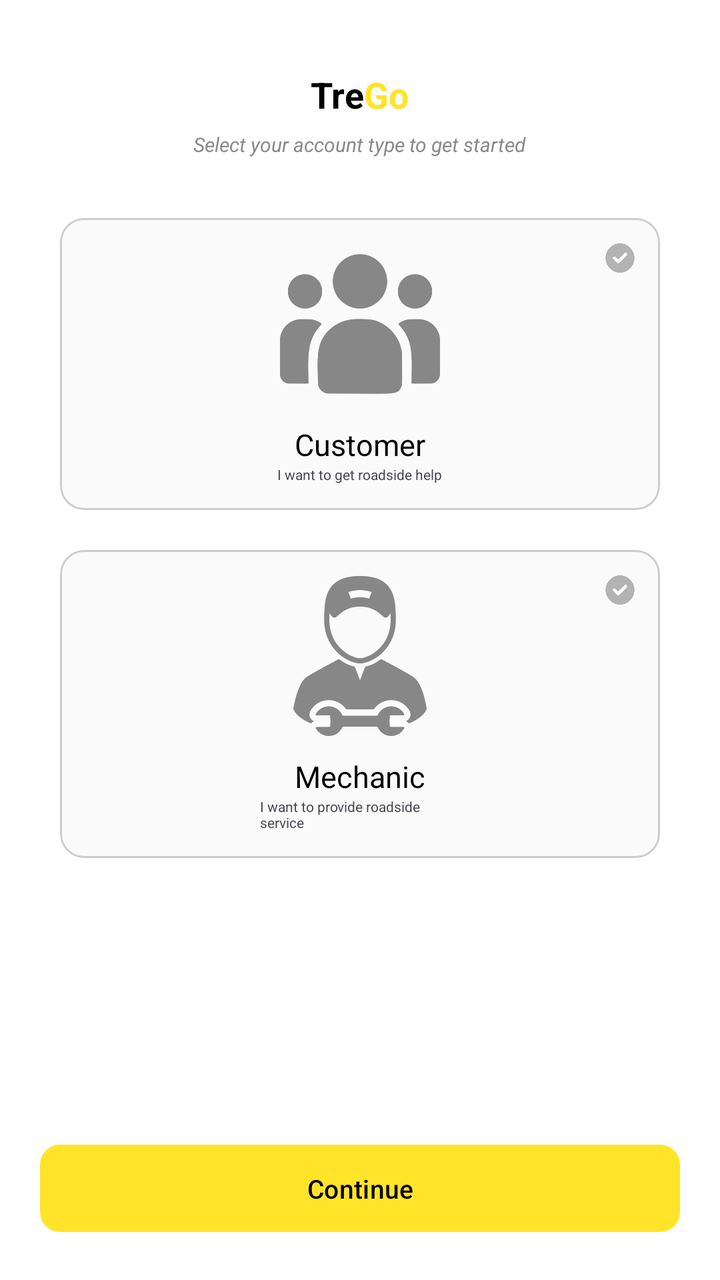
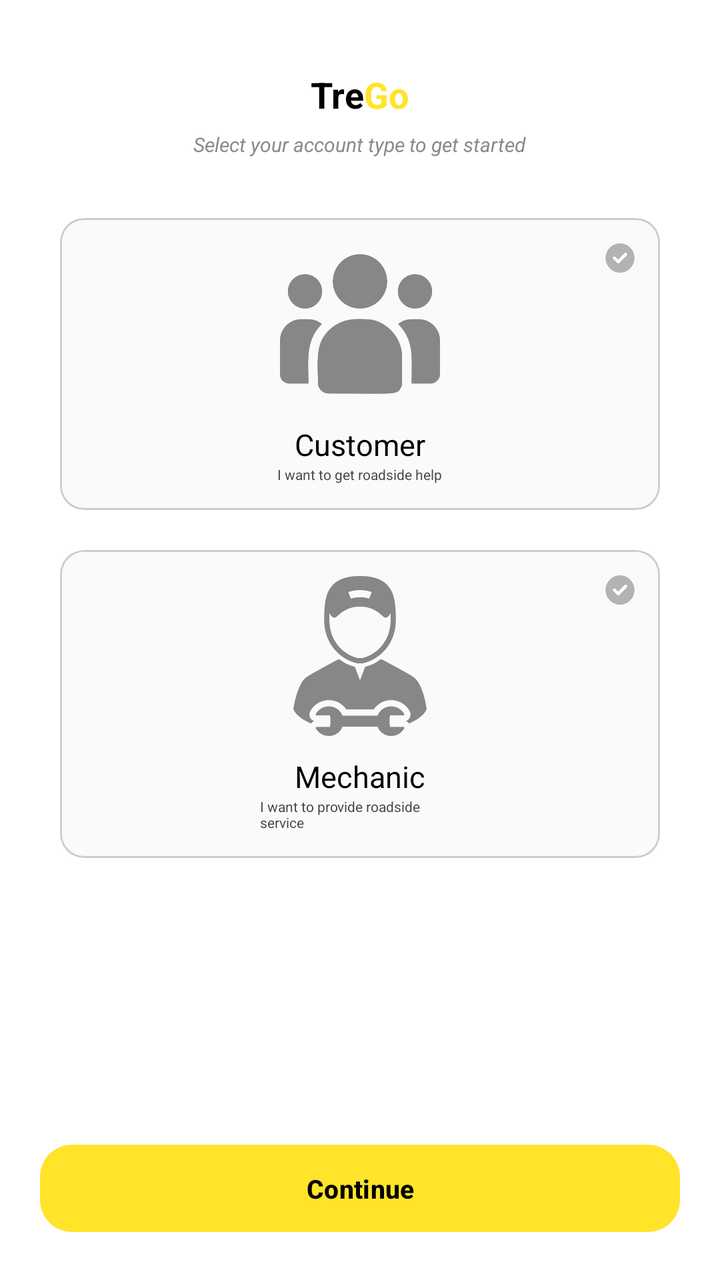

The first picture is an Android layout as it rendered before a commit; the second is the same layout after the commit. The layout source and the unified diff follow.
<!-- AndroidManifest.xml: application theme Theme.TregoApp -->
<!-- res/layout/fragment_role_selection.xml -->
<?xml version="1.0" encoding="utf-8"?>
<LinearLayout xmlns:android="http://schemas.android.com/apk/res/android"
    xmlns:tools="http://schemas.android.com/tools"
    android:layout_width="match_parent"
    android:layout_height="match_parent"
    xmlns:app="http://schemas.android.com/apk/res-auto"
    tools:context=".RoleSelectionFragment"
    android:orientation="vertical"
    android:background="@color/secondary_color"
    android:gravity="center"
    android:paddingTop="35dp">

    <LinearLayout
        android:layout_width="match_parent"
        android:layout_height="wrap_content"
        android:gravity="center"
        android:layout_marginBottom="6dp">

        <TextView
            android:layout_width="wrap_content"
            android:layout_height="wrap_content"
            android:text="@string/app_first_name"
            android:textSize="18sp"
            android:textStyle="bold"
            android:textColor="@color/tertiary_color" />

        <TextView
            android:layout_width="wrap_content"
            android:layout_height="wrap_content"
            android:text="@string/app_last_name"
            android:textSize="18sp"
            android:textStyle="bold"
            android:textColor="@color/primary_color" />

    </LinearLayout>

    <TextView
        android:layout_width="wrap_content"
        android:layout_height="wrap_content"
        android:text="@string/select_role"
        android:textColor="@color/text_grey"
        android:textSize="10sp"
        android:textStyle="italic"
        android:layout_marginBottom="30dp"/>

    <LinearLayout
        android:layout_width="wrap_content"
        android:layout_height="wrap_content"
        android:orientation="vertical"
        android:layout_marginHorizontal="30dp"
        android:gravity="center">

        <com.google.android.material.card.MaterialCardView
            android:id="@+id/customerBtn"
            android:layout_width="wrap_content"
            android:layout_height="wrap_content"
            android:clickable="true"
            android:focusable="true"
            android:layout_marginBottom="20dp"
            app:strokeWidth="1dp"
            app:strokeColor="@color/role_stroke"
            app:cardBackgroundColor="@color/role_background" >

            <FrameLayout
                android:layout_width="wrap_content"
                android:layout_height="wrap_content" >

                <LinearLayout
                    android:layout_width="wrap_content"
                    android:layout_height="wrap_content"
                    android:minWidth="300dp"
                    android:orientation="vertical"
                    android:paddingVertical="13dp"
                    android:paddingHorizontal="100dp"
                    android:gravity="center">

                    <ImageView
                        android:layout_width="80dp"
                        android:layout_height="80dp"
                        android:src="@drawable/customer"
                        android:layout_marginBottom="10dp"/>

                    <TextView
                        android:layout_width="wrap_content"
                        android:layout_height="wrap_content"
                        android:text="@string/customer"
                        android:textSize="15dp"
                        android:textColor="@color/black" />

                    <TextView
                        android:layout_width="wrap_content"
                        android:layout_height="wrap_content"
                        android:text="@string/customer_description"
                        android:textSize="7sp" />
                </LinearLayout>

                <ImageView
                    android:id="@+id/cust_checked"
                    android:layout_width="24dp"
                    android:layout_height="24dp"
                    android:src="@drawable/unchecked"
                    android:layout_gravity="top|end"
                    android:layout_margin="8dp"/>

            </FrameLayout>

        </com.google.android.material.card.MaterialCardView>

        <com.google.android.material.card.MaterialCardView
            android:id="@+id/mechanicBtn"
            android:layout_width="wrap_content"
            android:layout_height="wrap_content"
            android:clickable="true"
            android:focusable="true"
            app:strokeWidth="1dp"
            app:strokeColor="@color/role_stroke"
            app:cardBackgroundColor="@color/role_background" >

            <FrameLayout
                android:layout_width="wrap_content"
                android:layout_height="wrap_content">

                <LinearLayout
                    android:layout_width="wrap_content"
                    android:layout_height="wrap_content"
                    android:minWidth="300dp"
                    android:orientation="vertical"
                    android:paddingVertical="13dp"
                    android:paddingHorizontal="100dp"
                    android:gravity="center">

                    <ImageView
                        android:layout_width="80dp"
                        android:layout_height="80dp"
                        android:src="@drawable/mechanic"
                        android:layout_marginBottom="10dp"/>

                    <TextView
                        android:layout_width="wrap_content"
                        android:layout_height="wrap_content"
                        android:text="@string/mechanic"
                        android:textSize="15dp"
                        android:textColor="@color/black" />

                    <TextView
                        android:layout_width="wrap_content"
                        android:layout_height="wrap_content"
                        android:text="@string/mechanic_description"
                        android:textSize="7dp" />

                </LinearLayout>

                <ImageView
                    android:id="@+id/mech_checked"
                    android:layout_width="24dp"
                    android:layout_height="24dp"
                    android:src="@drawable/unchecked"
                    android:layout_gravity="top|end"
                    android:layout_margin="8dp"/>

            </FrameLayout>

        </com.google.android.material.card.MaterialCardView>

    </LinearLayout>

    <View
        android:layout_width="0dp"
        android:layout_height="0dp"
        android:layout_weight="1" />

    <com.google.android.material.button.MaterialButton
        android:id="@+id/continueBtn"
        android:layout_width="wrap_content"
        android:layout_height="wrap_content"
        android:minWidth="320dp"
        android:text="@string/continuee"
        android:textSize="13sp"
        android:textColor="@color/black"
        android:layout_marginBottom="20dp"
        android:paddingVertical="13dp"
        app:cornerRadius="10dp"/>
























</LinearLayout>
<!-- resources referenced by this layout -->
<resources>
  <color name="black">#FF000000</color>
  <color name="primary_color">#FFE429</color>
  <color name="role_background">#FAFAFA</color>
  <color name="role_stroke">#CCCCCC</color>
  <color name="secondary_color">#FFFFFFFF</color>
  <color name="tertiary_color">#FF000000</color>
  <color name="text_grey">#8A8A8A</color>
  <!-- drawable customer: png bitmap (drawable, 17544 bytes) -->
  <!-- drawable mechanic: png bitmap (drawable, 24258 bytes) -->
  <!-- drawable unchecked: png bitmap (drawable, 10577 bytes) -->
  <string name="app_first_name">Tre</string>
  <string name="app_last_name">Go</string>
  <string name="continuee">Continue</string>
  <string name="customer">Customer</string>
  <string name="customer_description">I want to get roadside help</string>
  <string name="mechanic">Mechanic</string>
  <string name="mechanic_description">I want to provide roadside service</string>
  <string name="select_role">Select your account type to get started</string>
  <style name="Theme.TregoApp" parent="Base.Theme.TregoApp" />
  <style name="Base.Theme.TregoApp" parent="Theme.Material3.DayNight.NoActionBar">
          <item name="colorPrimary">@color/primary_color</item>
          <item name="android:statusBarColor">@color/secondary_color</item>
          <item name="android:windowLightStatusBar">true</item>
      </style>
</resources>

<!-- the commit's change to res/layout/fragment_role_selection.xml (unified diff, before → after) -->
@@ -177,9 +177,10 @@
         android:text="@string/continuee"
         android:textSize="13sp"
         android:textColor="@color/black"
+        android:textStyle="bold"
         android:layout_marginBottom="20dp"
         android:paddingVertical="13dp"
-        app:cornerRadius="10dp"/>
+        app:cornerRadius="16dp"/>
 
 
 
